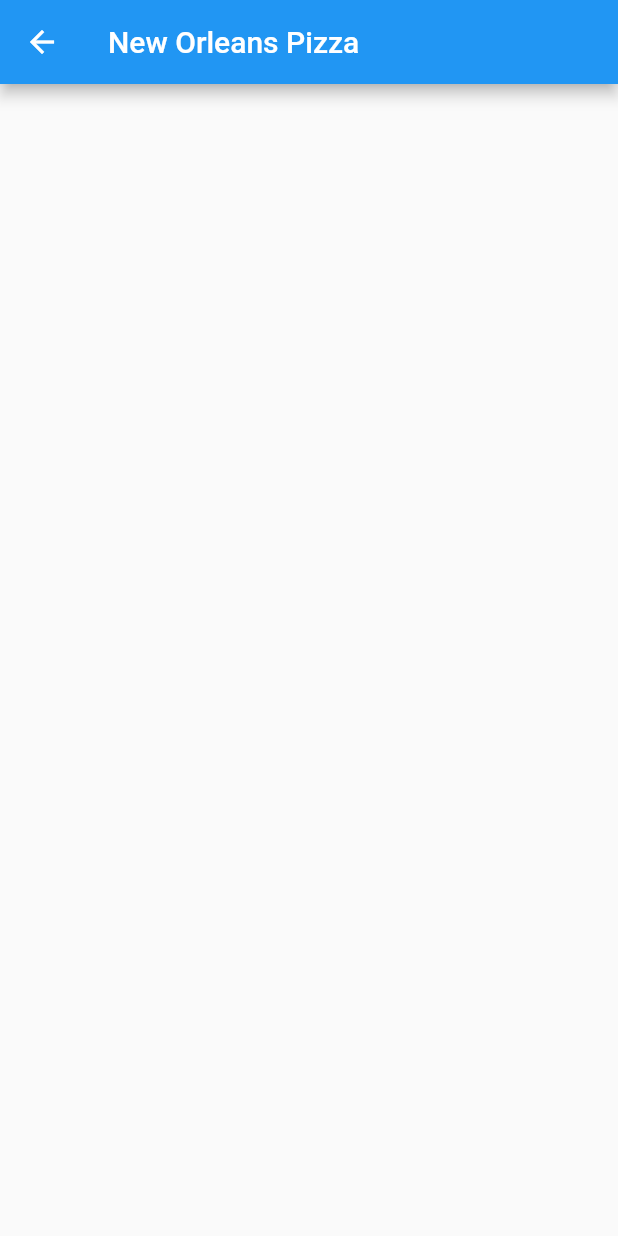
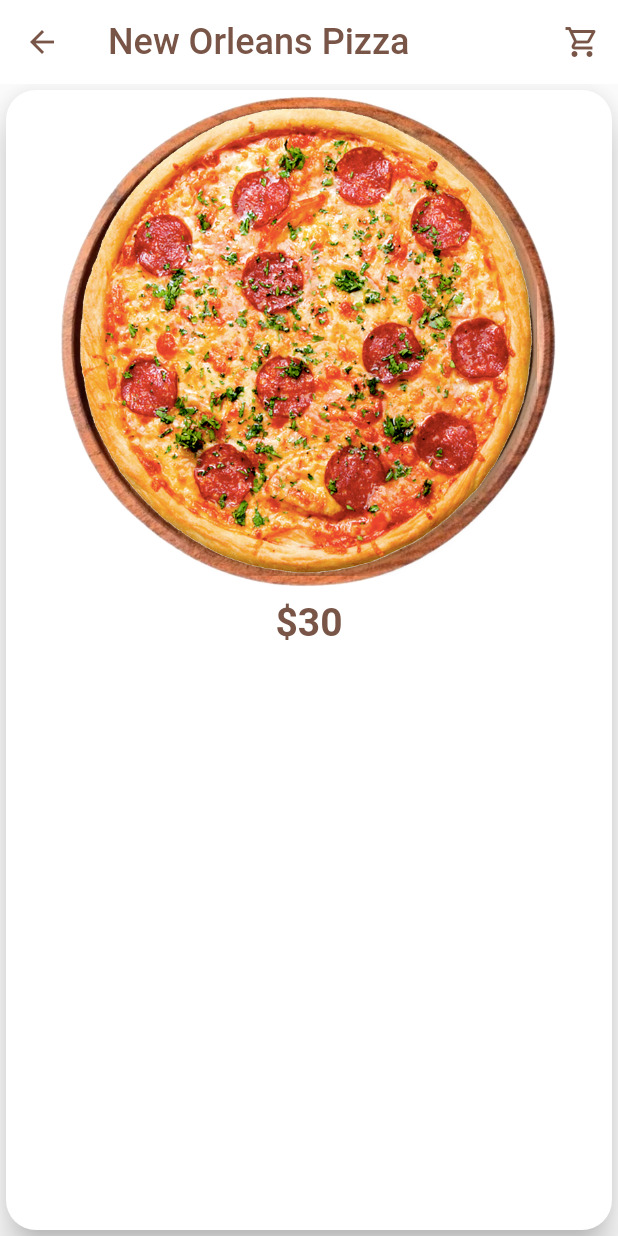
Before and after one commit to yogithesymbian/flutter_animation_with_diego, a Flutter app: the screen it shows after launch, after a tap on "Pizza Order", on a phone screen of 412 x 824 dp. Run offline on Flutter 3.47's test engine with Material 2 defaults, Android fonts, the phone set to English and light mode, and no system bars.

Commit message:
added pizza order [break]

```diff
--- a/lib/main.dart
+++ b/lib/main.dart
@@ -1,5 +1,6 @@
 import 'package:flutter/material.dart';
-import 'package:flutter_animation_with_diego/pizza_order/pizza_order_home.dart';
+import 'package:flutter_animation_with_diego/pizza_order/main_pizza_order_app.dart';
+import 'package:flutter_animation_with_diego/pizza_order/pizza_order_detail.dart';
 
 import 'coffee_concept/main_coffee_home.dart';
 
@@ -65,7 +66,7 @@
                         pageBuilder: (context, animation, _) {
                           return FadeTransition(
                             opacity: animation,
-                            child: PizzaOrderHome(),
+                            child: MainPizzaOrderApp(),
                           );
                         }),
                   );
--- /dev/null
+++ b/lib/pizza_order/main_pizza_order_app.dart
@@ -0,0 +1,14 @@
+import 'package:flutter/material.dart';
+import 'package:flutter_animation_with_diego/pizza_order/pizza_order_detail.dart';
+
+class MainPizzaOrderApp extends StatelessWidget {
+  const MainPizzaOrderApp({Key? key}) : super(key: key);
+
+  @override
+  Widget build(BuildContext context) {
+    return Theme(
+      data: ThemeData.light(),
+      child: PizzaOrderDetails(),
+    );
+  }
+}
--- /dev/null
+++ b/lib/pizza_order/pizza_order_detail.dart
@@ -0,0 +1,72 @@
+import 'package:flutter/material.dart';
+
+class PizzaOrderDetails extends StatelessWidget {
+  const PizzaOrderDetails({Key? key}) : super(key: key);
+
+  @override
+  Widget build(BuildContext context) {
+    return Scaffold(
+      appBar: AppBar(
+        title: Text(
+          "New Orleans Pizza",
+          style: TextStyle(color: Colors.brown, fontSize: 24),
+        ),
+        backgroundColor: Colors.white,
+        elevation: 0,
+        actions: [
+          IconButton(
+              onPressed: () {},
+              icon: Icon(
+                Icons.shopping_cart_outlined,
+                color: Colors.brown,
+              ))
+        ],
+        leading: BackButton(
+          color: Colors.brown,
+        ),
+      ),
+      body: Card(
+        shape: RoundedRectangleBorder(borderRadius: BorderRadius.circular(20)),
+        elevation: 10,
+        child: Column(
+          children: [
+            Expanded(child: _PizzaDetails()),
+            Expanded(child: Container()),
+            SizedBox(
+              height: 20,
+            )
+          ],
+        ),
+      ),
+    );
+  }
+}
+
+class _PizzaDetails extends StatelessWidget {
+  @override
+  Widget build(BuildContext context) {
+    return Column(
+      children: [
+        Expanded(
+          child: Stack(
+            children: [
+              Image.asset('assets/pizza_order/dish.png'),
+              Padding(
+                padding: const EdgeInsets.all(11.0),
+                child: Image.asset('assets/pizza_order/pizza-1.png'),
+              )
+            ],
+          ),
+        ),
+        const SizedBox(
+          height: 5,
+        ),
+        Text(
+          '\$30',
+          style: TextStyle(
+              fontSize: 26, fontWeight: FontWeight.bold, color: Colors.brown),
+        )
+      ],
+    );
+  }
+}
--- a/lib/pizza_order/pizza_order_home.dart
+++ /dev/null
@@ -1,15 +0,0 @@
-import 'package:flutter/material.dart';
-
-class PizzaOrderHome extends StatelessWidget {
-  const PizzaOrderHome({Key? key}) : super(key: key);
-
-  @override
-  Widget build(BuildContext context) {
-    return Scaffold(
-      appBar: AppBar(
-        title: Text("New Orleans Pizza"),
-      ),
-      body: null,
-    );
-  }
-}
--- a/pubspec.yaml
+++ b/pubspec.yaml
@@ -47,6 +47,7 @@
   # To add assets to your application, add an assets section, like this:
   assets:
       - assets/coffee_concept/
+      - assets/pizza_order/
 
   # An image asset can refer to one or more resolution-specific "variants", see
   # https://flutter.dev/assets-and-images/#resolution-aware.
```
